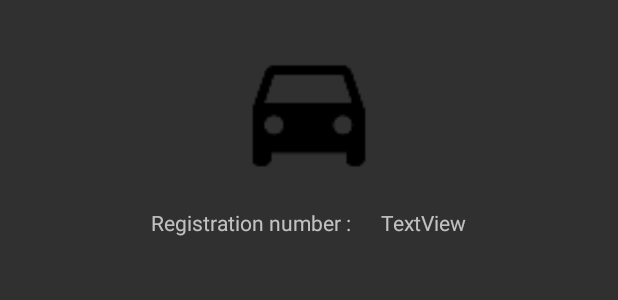
After one commit to DraganovMartin/Car-Calendar, an Android app: the layout car_fragment_layout.xml on its own in the app's theme, with its tools: preview values and no code run, on a phone screen of 412 x 824 dp. The commit adds this screen. Shown: the top 300 px of the screen. Run offline under Robolectric (Android 15) with nearby library versions, the phone set to English and light mode, and no system bars.

Commit message:
Added fragment for displaying vehicle data and layout for car.

```diff
--- /dev/null
+++ b/app/src/main/java/com/carcalendar/dmdev/carcalendar/ViewVehicleFragment.java
@@ -0,0 +1,29 @@
+package com.carcalendar.dmdev.carcalendar;
+
+
+import android.os.Bundle;
+import android.support.v4.app.Fragment;
+import android.view.LayoutInflater;
+import android.view.View;
+import android.view.ViewGroup;
+
+
+/**
+ * A simple {@link Fragment} subclass.
+ */
+public class ViewVehicleFragment extends Fragment {
+
+
+    public ViewVehicleFragment() {
+        // Required empty public constructor
+    }
+
+
+    @Override
+    public View onCreateView(LayoutInflater inflater, ViewGroup container,
+                             Bundle savedInstanceState) {
+        // Inflate the layout for this fragment
+        return inflater.inflate(R.layout.fragment_view_car, container, false);
+    }
+
+}
--- /dev/null
+++ b/app/src/main/res/layout/car_fragment_layout.xml
@@ -0,0 +1,59 @@
+<?xml version="1.0" encoding="utf-8"?>
+<RelativeLayout xmlns:android="http://schemas.android.com/apk/res/android"
+    xmlns:app="http://schemas.android.com/apk/res-auto"
+    android:layout_width="match_parent" android:layout_height="match_parent">
+
+    <ImageView
+        android:layout_width="100dp"
+        android:layout_height="100dp"
+        app:srcCompat="@mipmap/car_add_image"
+        android:id="@+id/carImage"
+        android:layout_marginTop="23dp"
+        android:layout_alignParentTop="true"
+        android:layout_centerHorizontal="true" />
+
+    <LinearLayout
+        android:layout_width="wrap_content"
+        android:layout_height="wrap_content"
+        android:id="@+id/plateLayout"
+        android:layout_marginTop="15dp"
+        android:layout_below="@+id/carImage"
+        android:layout_centerHorizontal="true">
+
+        <TextView
+            android:text="@string/registration_number"
+            android:layout_width="wrap_content"
+            android:layout_height="wrap_content"
+            android:id="@+id/regNum"
+
+
+            android:layout_marginRight="20dp"
+            android:layout_marginEnd="20dp"
+             />
+
+        <TextView
+            android:text="TextView"
+            android:layout_width="wrap_content"
+            android:layout_height="wrap_content"
+
+            android:id="@+id/regNumPlate"
+             />
+
+    </LinearLayout>
+
+    <ScrollView
+        android:layout_width="match_parent"
+        android:layout_height="match_parent"
+        android:layout_centerHorizontal="true"
+        android:layout_marginTop="15dp"
+        android:layout_below="@+id/plateLayout"
+        android:fillViewport="true">
+
+        <RelativeLayout
+            android:layout_width="match_parent"
+            android:layout_height="wrap_content"
+            />
+    </ScrollView>
+
+
+</RelativeLayout>
--- /dev/null
+++ b/app/src/main/res/layout/fragment_view_car.xml
@@ -0,0 +1,15 @@
+<FrameLayout xmlns:android="http://schemas.android.com/apk/res/android"
+    xmlns:tools="http://schemas.android.com/tools"
+    android:layout_width="match_parent"
+    android:layout_height="match_parent"
+    tools:context="com.carcalendar.dmdev.carcalendar.ViewVehicleFragment">
+
+    <!-- TODO: Update blank fragment layout -->
+
+    <FrameLayout
+        android:layout_width="match_parent"
+        android:layout_height="match_parent"
+        android:id="@+id/inflatableFrameLayout">
+
+    </FrameLayout>
+</FrameLayout>
--- a/app/src/main/res/values/strings.xml
+++ b/app/src/main/res/values/strings.xml
@@ -56,5 +56,6 @@
 
     <!-- TODO: Remove or change this placeholder text -->
     <string name="hello_blank_fragment">Hello blank fragment</string>
+    <string name="registration_number">Registration number :</string>
 
 </resources>
```
